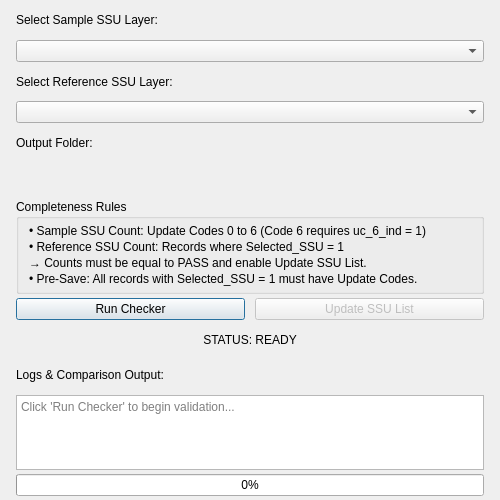
Before: the Qt Designer form completeness_checker_dialog.ui in Syano18/GeoFASU_Mod, drawn with Qt 5.
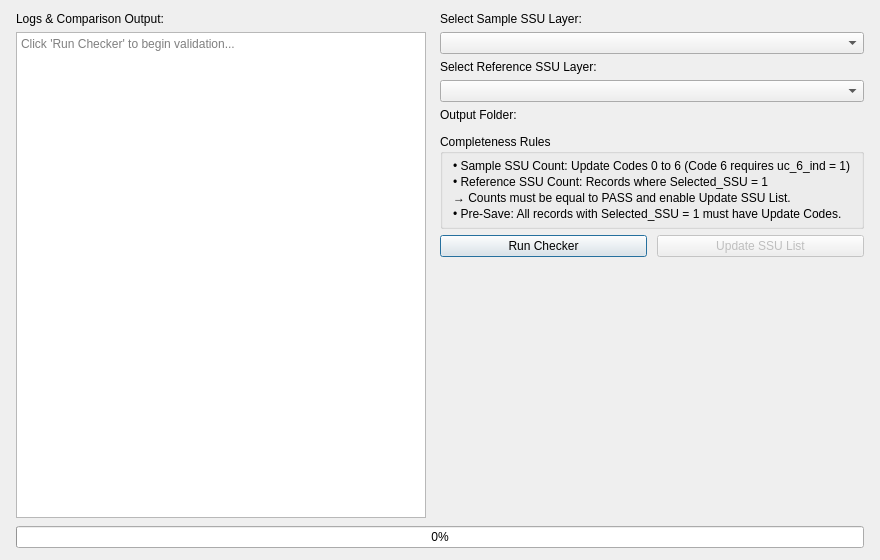
After: the same form once the commit is applied. Custom widgets are drawn as their Qt base class.

```diff
--- a/completeness_checker_dialog.ui
+++ b/completeness_checker_dialog.ui
@@ -6,13 +6,13 @@
    <rect>
     <x>0</x>
     <y>0</y>
-    <width>500</width>
-    <height>500</height>
+    <width>880</width>
+    <height>560</height>
    </rect>
   </property>
   <property name="minimumSize">
    <size>
-    <width>380</width>
+    <width>0</width>
     <height>0</height>
    </size>
   </property>
@@ -21,19 +21,55 @@
   </property>
   <layout class="QVBoxLayout" name="mainLayout">
    <property name="spacing">
-    <number>4</number>
+    <number>8</number>
    </property>
    <property name="leftMargin">
     <number>16</number>
    </property>
    <property name="topMargin">
-    <number>4</number>
+    <number>12</number>
    </property>
    <property name="rightMargin">
     <number>16</number>
    </property>
    <property name="bottomMargin">
-    <number>4</number>
+    <number>12</number>
+   </property>
+   <item>
+    <layout class="QHBoxLayout" name="mainHorizontalLayout">
+     <property name="spacing">
+      <number>14</number>
+     </property>
+     <!-- LEFT COLUMN: Logs & Alerts -->
+   <item>
+    <layout class="QVBoxLayout" name="leftLayout">
+     <property name="spacing">
+      <number>6</number>
+     </property>
+     <item>
+      <widget class="QLabel" name="label_logs">
+       <property name="text">
+        <string>Logs &amp; Comparison Output:</string>
+       </property>
+      </widget>
+     </item>
+     <item>
+      <widget class="QPlainTextEdit" name="logsTextEdit">
+       <property name="readOnly">
+        <bool>true</bool>
+       </property>
+       <property name="placeholderText">
+        <string>Click 'Run Checker' to begin validation...</string>
+       </property>
+      </widget>
+     </item>
+    </layout>
+   </item>
+   <!-- RIGHT COLUMN: Controls -->
+   <item>
+    <layout class="QVBoxLayout" name="rightLayout">
+     <property name="spacing">
+      <number>6</number>
    </property>
    <item>
     <widget class="QLabel" name="label_sample">
@@ -152,40 +188,30 @@
     </layout>
    </item>
    <item>
-    <widget class="QLabel" name="statusLabel">
-     <property name="text">
-      <string>STATUS: READY</string>
-     </property>
+       <spacer name="verticalSpacer">
+        <property name="orientation">
+         <enum>Qt::Vertical</enum>
+        </property>
+        <property name="sizeHint" stdset="0">
+         <size>
+          <width>20</width>
+          <height>10</height>
+         </size>
+        </property>
+       </spacer>
+      </item>
+    </layout>
+   </item>
+  </layout>
+ </item>
+ <item>
+   <widget class="QProgressBar" name="progressBar">
      <property name="alignment">
       <set>Qt::AlignCenter</set>
      </property>
-    </widget>
-   </item>
-   <item>
-    <widget class="QLabel" name="label_logs">
-     <property name="text">
-      <string>Logs &amp; Comparison Output:</string>
-     </property>
-    </widget>
-   </item>
-   <item>
-    <widget class="QPlainTextEdit" name="logsTextEdit">
-     <property name="maximumSize">
-      <size>
-       <width>16777215</width>
-       <height>75</height>
-      </size>
-     </property>
-     <property name="readOnly">
+       <property name="textVisible">
       <bool>true</bool>
      </property>
-     <property name="placeholderText">
-      <string>Click 'Run Checker' to begin validation...</string>
-     </property>
-    </widget>
-   </item>
-   <item>
-    <widget class="QProgressBar" name="progressBar">
      <property name="value">
       <number>0</number>
      </property>
```
Left out of the diff: 2 changed lines with no effect on the pictures. Lines whose indentation alone changed are shown as unchanged.
